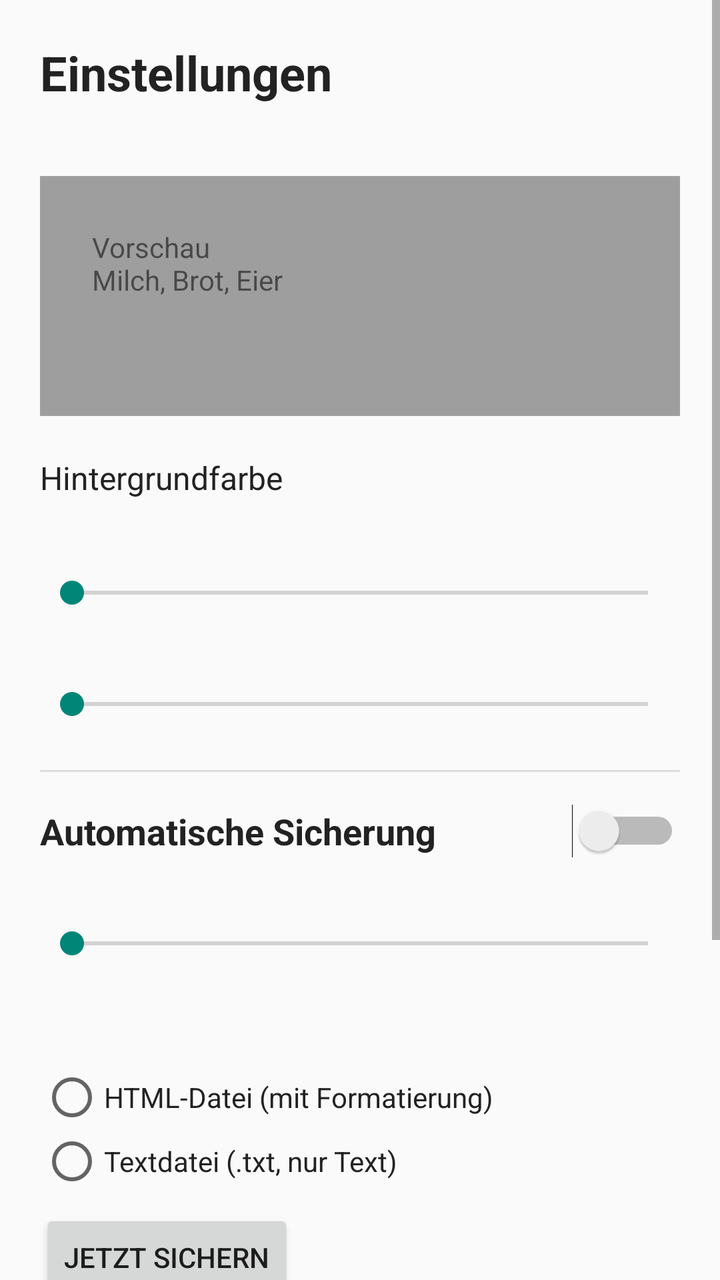
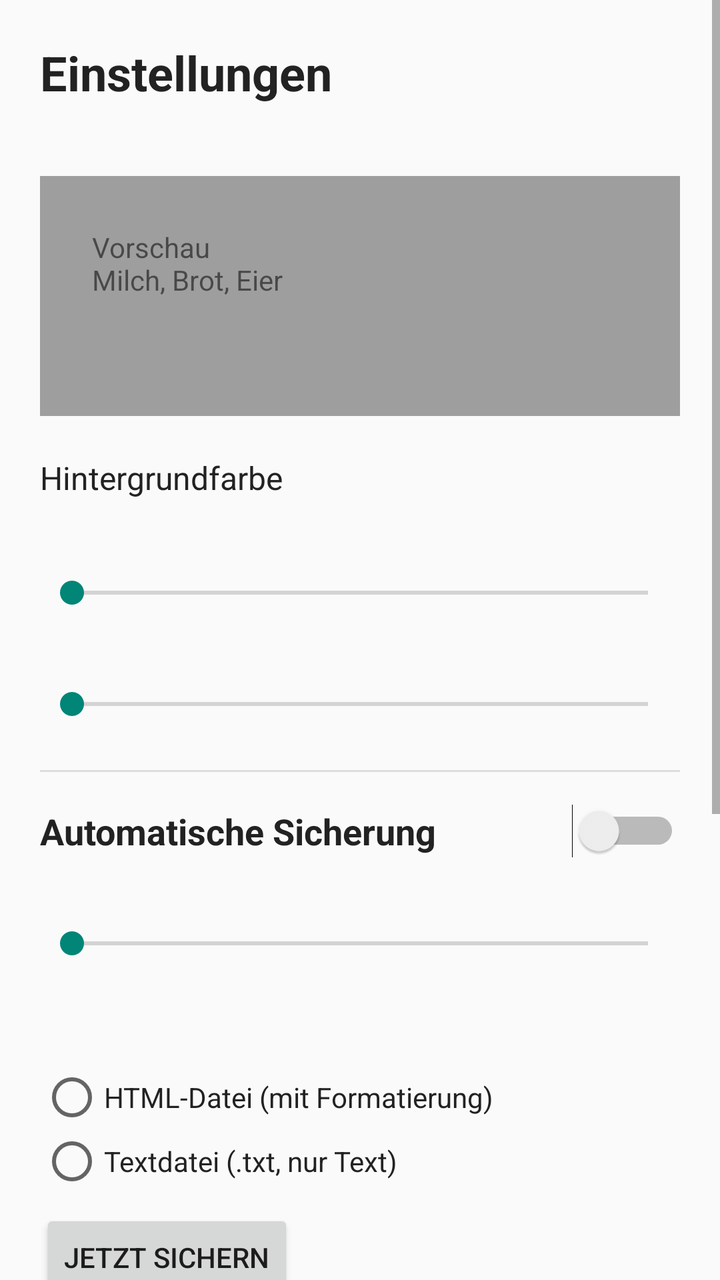

The first picture is an Android layout as it rendered before a commit; the second is the same layout after the commit. The layout source and the unified diff follow.
<!-- AndroidManifest.xml: application theme AppTheme -->
<!-- res/layout/activity_settings.xml -->
<?xml version="1.0" encoding="utf-8"?>
<ScrollView xmlns:android="http://schemas.android.com/apk/res/android"
    android:layout_width="match_parent"
    android:layout_height="match_parent"
    android:background="#FAFAFA"
    android:fillViewport="true">

    <LinearLayout
        android:layout_width="match_parent"
        android:layout_height="wrap_content"
        android:orientation="vertical"
        android:padding="20dp">

        <TextView
            android:layout_width="wrap_content"
            android:layout_height="wrap_content"
            android:text="Einstellungen"
            android:textColor="#222222"
            android:textSize="24sp"
            android:textStyle="bold" />

        <TextView
            android:id="@+id/version_label"
            android:layout_width="wrap_content"
            android:layout_height="wrap_content"
            android:layout_marginTop="2dp"
            android:textColor="#777777"
            android:textSize="13sp" />

        
        <FrameLayout
            android:layout_width="match_parent"
            android:layout_height="120dp"
            android:layout_marginTop="16dp"
            android:background="#9E9E9E"
            android:padding="12dp">

            <TextView
                android:id="@+id/preview"
                android:layout_width="match_parent"
                android:layout_height="match_parent"
                android:padding="14dp"
                android:text="Vorschau\nMilch, Brot, Eier" />
        </FrameLayout>

        <TextView
            android:layout_width="wrap_content"
            android:layout_height="wrap_content"
            android:layout_marginTop="20dp"
            android:text="Hintergrundfarbe"
            android:textColor="#222222"
            android:textSize="16sp" />

        <HorizontalScrollView
            android:layout_width="match_parent"
            android:layout_height="wrap_content"
            android:scrollbars="none">

            <LinearLayout
                android:id="@+id/swatch_row"
                android:layout_width="wrap_content"
                android:layout_height="wrap_content"
                android:orientation="horizontal" />
        </HorizontalScrollView>

        <TextView
            android:id="@+id/label_transp"
            android:layout_width="wrap_content"
            android:layout_height="wrap_content"
            android:layout_marginTop="16dp"
            android:textColor="#222222"
            android:textSize="16sp" />

        <SeekBar
            android:id="@+id/seek_transp"
            android:layout_width="match_parent"
            android:layout_height="wrap_content"
            android:max="90" />

        <TextView
            android:id="@+id/label_size"
            android:layout_width="wrap_content"
            android:layout_height="wrap_content"
            android:layout_marginTop="16dp"
            android:textColor="#222222"
            android:textSize="16sp" />

        <SeekBar
            android:id="@+id/seek_size"
            android:layout_width="match_parent"
            android:layout_height="wrap_content"
            android:max="20" />

        
        <View
            android:layout_width="match_parent"
            android:layout_height="1dp"
            android:layout_marginTop="24dp"
            android:background="#DDDDDD" />

        <Switch
            android:id="@+id/switch_backup"
            android:layout_width="match_parent"
            android:layout_height="wrap_content"
            android:layout_marginTop="16dp"
            android:text="Automatische Sicherung"
            android:textColor="#222222"
            android:textSize="18sp"
            android:textStyle="bold" />

        <TextView
            android:id="@+id/label_days"
            android:layout_width="wrap_content"
            android:layout_height="wrap_content"
            android:layout_marginTop="12dp"
            android:textColor="#222222"
            android:textSize="16sp" />

        <SeekBar
            android:id="@+id/seek_days"
            android:layout_width="match_parent"
            android:layout_height="wrap_content"
            android:max="13" />

        <TextView
            android:id="@+id/btn_time"
            android:layout_width="wrap_content"
            android:layout_height="48dp"
            android:layout_marginTop="4dp"
            android:background="?android:attr/selectableItemBackground"
            android:clickable="true"
            android:focusable="true"
            android:gravity="center_vertical"
            android:paddingStart="4dp"
            android:paddingEnd="16dp"
            android:textColor="#1565C0"
            android:textSize="16sp" />

        <RadioGroup
            android:id="@+id/radio_format"
            android:layout_width="match_parent"
            android:layout_height="wrap_content"
            android:orientation="vertical">

            <RadioButton
                android:id="@+id/fmt_html"
                android:layout_width="wrap_content"
                android:layout_height="wrap_content"
                android:text="HTML-Datei (mit Formatierung)"
                android:textColor="#222222" />

            <RadioButton
                android:id="@+id/fmt_txt"
                android:layout_width="wrap_content"
                android:layout_height="wrap_content"
                android:text="Textdatei (.txt, nur Text)"
                android:textColor="#222222" />
        </RadioGroup>

        <Button
            android:id="@+id/btn_backup_now"
            android:layout_width="wrap_content"
            android:layout_height="wrap_content"
            android:layout_marginTop="8dp"
            android:text="Jetzt sichern" />

        <TextView
            android:layout_width="wrap_content"
            android:layout_height="wrap_content"
            android:layout_marginTop="8dp"
            android:text="Gespeichert wird im Ordner Dokumente/Catatan-Sicherungen auf dem Handy. Für Google Drive: im Menü der Notiz „Sicherung speichern …“ wählen und dort Drive als Ablageort auswählen."
            android:textColor="#666666"
            android:textSize="14sp" />

        
        <View
            android:layout_width="match_parent"
            android:layout_height="1dp"
            android:layout_marginTop="24dp"
            android:background="#DDDDDD" />

        <TextView
            android:layout_width="wrap_content"
            android:layout_height="wrap_content"
            android:layout_marginTop="16dp"
            android:text="Meine E-Mail-Adresse (für „Per E-Mail senden“)"
            android:textColor="#222222"
            android:textSize="16sp" />

        <EditText
            android:id="@+id/edit_email"
            android:layout_width="match_parent"
            android:layout_height="wrap_content"
            android:hint="name@beispiel.de"
            android:importantForAutofill="no"
            android:inputType="textEmailAddress"
            android:textColor="#222222" />

    </LinearLayout>
</ScrollView>
<!-- resources referenced by this layout -->
<resources>
  <style name="AppTheme" parent="@android:style/Theme.Material.Light.NoActionBar" />
</resources>

<!-- the commit's change to res/layout/activity_settings.xml (unified diff, before → after) -->
@@ -164,11 +164,17 @@
             android:layout_marginTop="8dp"
             android:text="Jetzt sichern" />
 
+        <Button
+            android:id="@+id/btn_test_auto"
+            android:layout_width="wrap_content"
+            android:layout_height="wrap_content"
+            android:text="Automatik testen (in ca. 1 Minute)" />
+
         <TextView
             android:layout_width="wrap_content"
             android:layout_height="wrap_content"
             android:layout_marginTop="8dp"
-            android:text="Gespeichert wird im Ordner Dokumente/Catatan-Sicherungen auf dem Handy. Für Google Drive: im Menü der Notiz „Sicherung speichern …“ wählen und dort Drive als Ablageort auswählen."
+            android:text="Gespeichert wird im Ordner Dokumente/Catatan-Sicherungen auf dem Handy. Für Google Drive: im Menü der Notiz „Sicherung speichern …“ wählen und dort Drive als Ablageort auswählen. Bei jeder automatischen Sicherung zeigt Catatan eine Benachrichtigung. Kommt nichts an: In den Android-Einstellungen unter Apps → Catatan → Akku „Nicht eingeschränkt“ wählen und Benachrichtigungen erlauben."
             android:textColor="#666666"
             android:textSize="14sp" />
 
